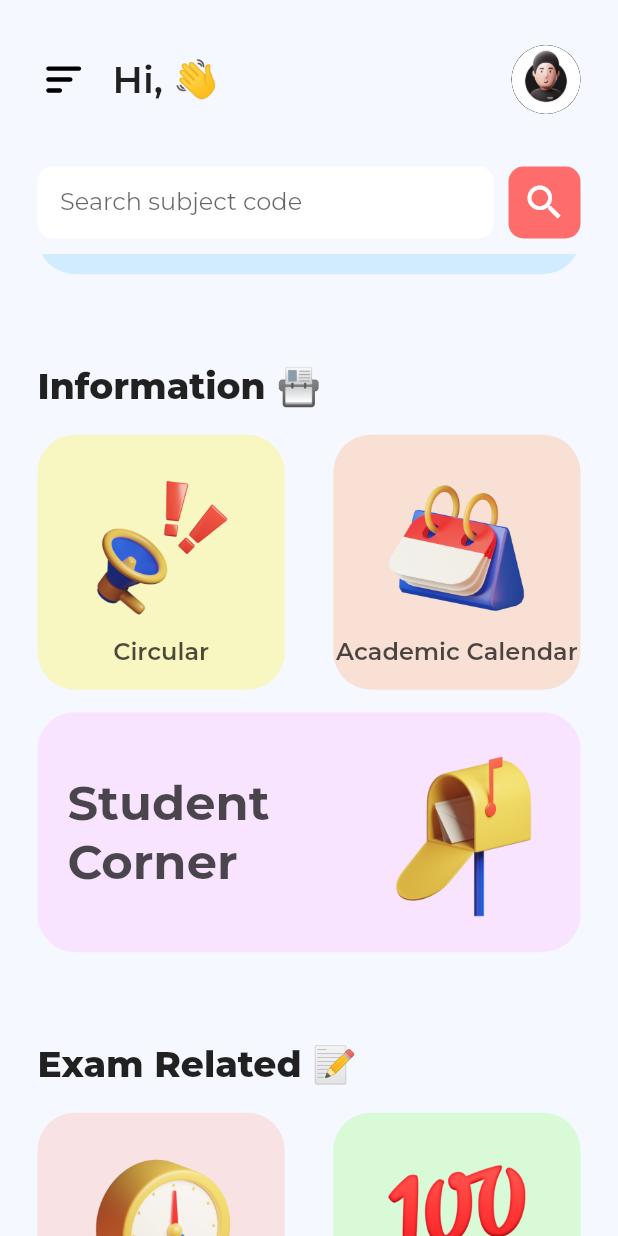
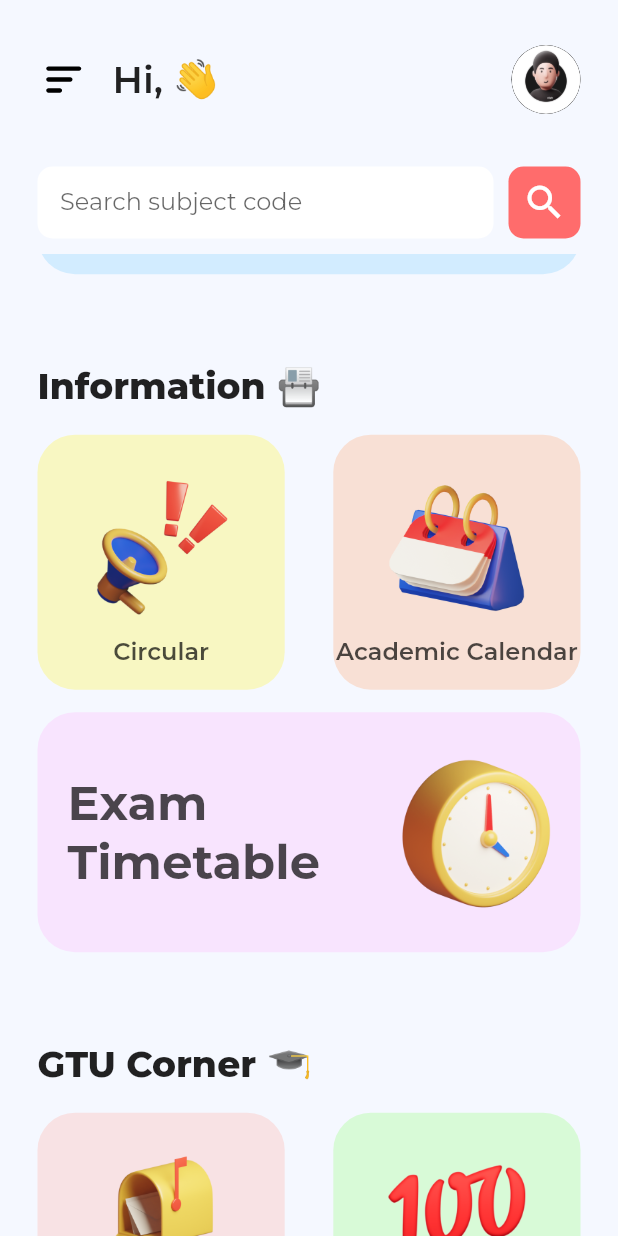
Before and after one commit to ArthVhanesa/gtu-app, a Flutter app: the HomeScreen screen opened directly, scrolled down 576 dp, on a phone screen of 412 x 824 dp. Run offline on Flutter 3.47's test engine with Material 2 defaults, Android fonts, the phone set to English and light mode, and no system bars; drawn by our look-alikes of auto_size_text; our stand-ins replace carousel_slider, firebase_auth, firebase_core, flutter_svg, flutter_zoom_drawer, fluttertoast and 11 more; missing offline and left inert: dart:ffi, flutter_custom_tabs, flutter_pdfview; accounts and stored records are empty; network calls fail.

Commit message:
Question paper data fetch fixed
=> Question paper data fetch fixed
=> Home screen tile changed
=> Exam timetable error message changed

```diff
--- a/lib/controllers/papersController.dart
+++ b/lib/controllers/papersController.dart
@@ -7,6 +7,7 @@ import 'package:gtu_app/provider/provider.dart';
 class QuestionPaperController extends GetxController with StateMixin<dynamic> {
   @override
   void onInit() {
+    fetchQuestionPaper('3110005');
     super.onInit();
   }
 
--- a/lib/data/CardData.dart
+++ b/lib/data/CardData.dart
@@ -105,7 +105,7 @@ CardData studentCorner = CardData(
     id: 'Student Corner Screen',
     title: 'Student Corner',
     tagline: '',
-    color: _colors.lightPinkColor,
+    color: _colors.lightRedColor,
     image: studentCornerImg,
     onTapLink: 'https://www.gtu.ac.in/StudentCorner.aspx',
     pageTitle: 'Student Corner 📪',
@@ -117,7 +117,7 @@ CardData examTimetable = CardData(
     id: 'Exam Timetable Screen',
     title: 'Exam Timetable',
     tagline: '',
-    color: _colors.lightRedColor,
+    color: _colors.lightPinkColor,
     image: examTimetableImg,
     onTapLink: '',
     pageTitle: 'Exam Timetable ⏰',
--- a/lib/data/TitleData.dart
+++ b/lib/data/TitleData.dart
@@ -24,10 +24,10 @@ List<HomeScreenTileData> tile = [
       title: 'Information 📇',
       card1: circular,
       card2: academicCalendar,
-      card3: studentCorner),
+      card3: examTimetable),
   HomeScreenTileData(
-      title: 'Exam Related 📝',
-      card1: examTimetable,
+      title: 'GTU Corner 🎓',
+      card1: studentCorner,
       card2: pointActivity,
       card3: studentPortal),
 ];
--- a/lib/screens/examTimetableScreen.dart
+++ b/lib/screens/examTimetableScreen.dart
@@ -188,7 +188,8 @@ class _ExamTimetableScreenState extends State<ExamTimetableScreen> {
     onSearchHandler() {
       if (_controller.text.length < 2) {
         ShowCustomSnackBar.warn(
-            title: "Invalid Input", message: "Enter correct branch code.");
+            title: "Invalid Input",
+            message: "E.g. If your branch code is '3' then enter '03'");
         return;
       }
       timeTableController.fetchTimeTableData(_controller.text);
```
Also changed, not shown: lib/provider/provider.dart (+9 -2 lines), lib/screens/questionPaperScreen.dart (+7 -3 lines).
